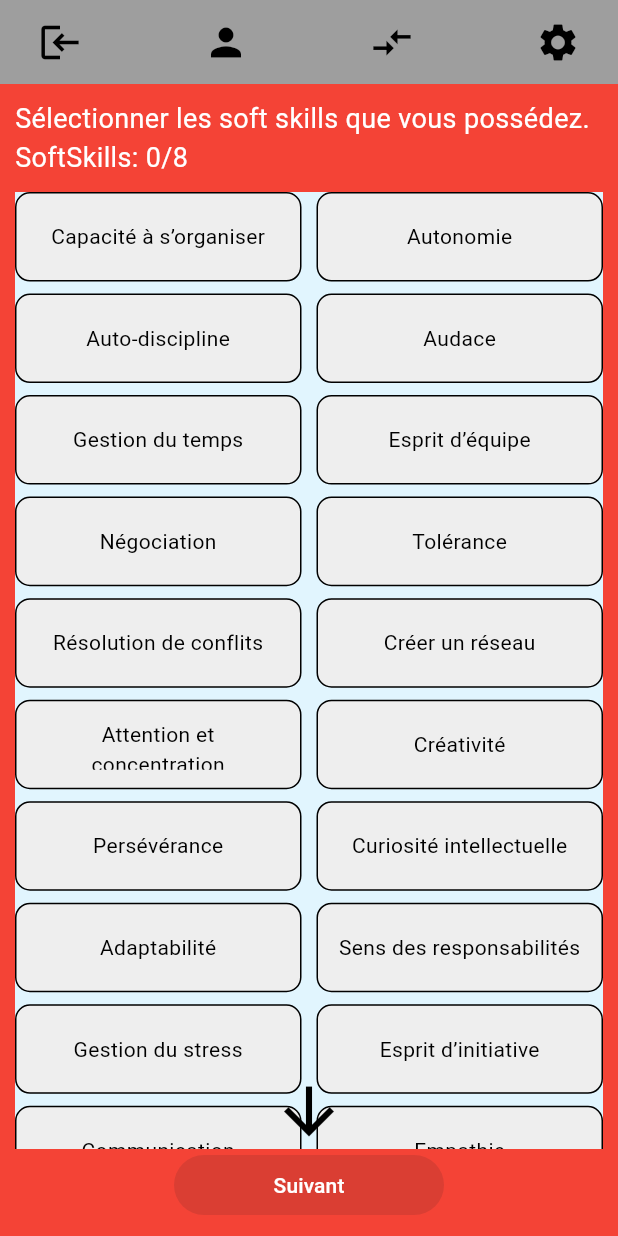
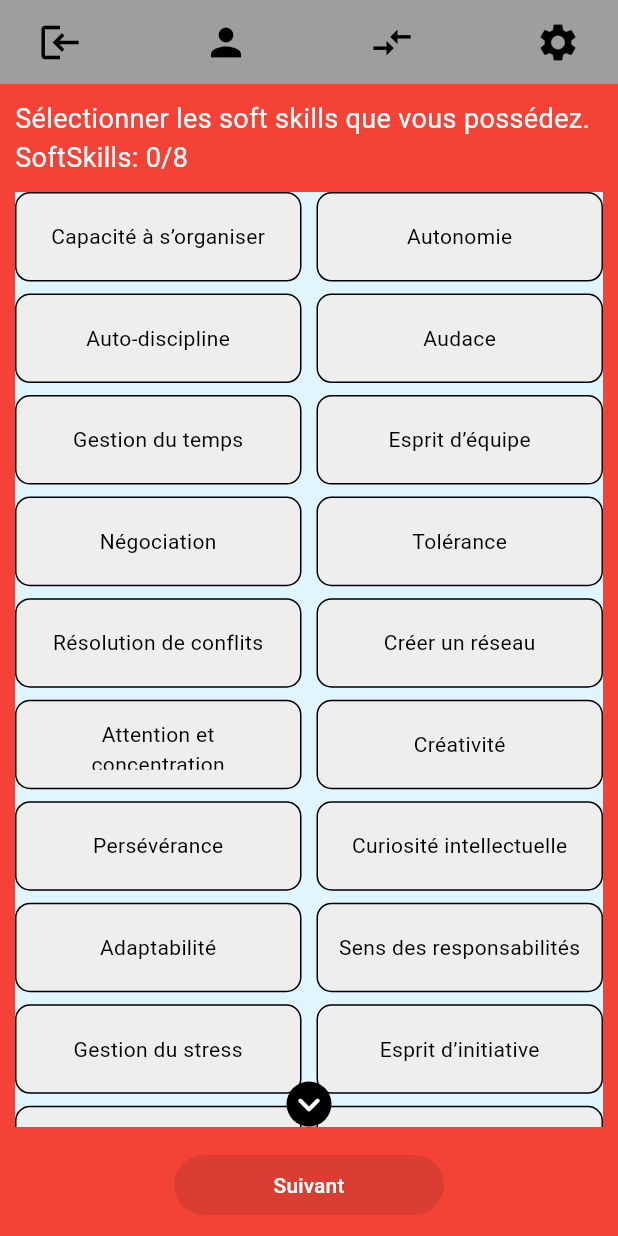
Before and after one commit to algosup/2023-2024-project-5-flutter-team-7, a Flutter app: the screen it shows after launch, on a phone screen of 412 x 824 dp. Run offline on Flutter 3.47's test engine with Material 3 defaults, Android fonts, the phone set to English and light mode, and no system bars; our stand-ins replace go_router.

Commit message:
Add hobbies_selection.art
Add the page to enter your hobbies and change the arrow in softskills selection

```diff
--- a/src/adopteuncandidat/lib/routes.dart
+++ b/src/adopteuncandidat/lib/routes.dart
@@ -13,5 +13,12 @@ final GoRouter router = GoRouter(
         return const SoftSkillsSelectionLayout();
       },
     ),
+    GoRoute(
+      name: 'hobbies',
+      path: '/hobbies',
+      builder: (BuildContext context, GoRouterState state) {
+        return const HobbiesSelectionLayout();
+      },
+    )
   ]
 );
--- a/src/adopteuncandidat/lib/soft_skills_selection.dart
+++ b/src/adopteuncandidat/lib/soft_skills_selection.dart
@@ -1,6 +1,5 @@
-import 'package:flutter/cupertino.dart';
 import 'package:flutter/material.dart';
-import 'package:flutter/widgets.dart';
+import 'package:go_router/go_router.dart';
 
 class SoftSkillsSelectionScreen extends StatefulWidget {
   const SoftSkillsSelectionScreen({super.key});
@@ -132,10 +131,16 @@ class _SoftSkillsSelectionScreenState extends State<SoftSkillsSelectionScreen> {
                       child: AnimatedOpacity(
                         opacity: _downArrowOpacity,
                         duration: const Duration(milliseconds: 500),
+                        child: Container(
+                          decoration: const BoxDecoration(
+                            color: Colors.black,
+                            shape: BoxShape.circle,
+                          ),
                           child: const Icon(
-                          Icons.arrow_downward,
-                          color: Colors.black,
-                          size: 50,
+                            Icons.keyboard_arrow_down_rounded,
+                            color: Colors.white,
+                            size: 30,
+                          ),
                         ),
                       ),
                     ),
@@ -144,26 +149,35 @@ class _SoftSkillsSelectionScreenState extends State<SoftSkillsSelectionScreen> {
                       child: AnimatedOpacity(
                         opacity: _upArrowOpacity,
                         duration: const Duration(milliseconds: 500),
+                        child: Container(
+                          decoration: const BoxDecoration(
+                            color: Colors.black,
+                            shape: BoxShape.circle,
+                          ),
                           child: const Icon(
-                          Icons.arrow_upward,
-                          color: Colors.black,
-                          size: 50,
+                            Icons.keyboard_arrow_up_rounded,
+                            color: Colors.white,
+                            size: 30,
+                          ),
                         ),
                       ),
                     ),
                   ],
                 ),
               ),
-              SizedBox(
+              Padding(
+                padding: const EdgeInsets.only(top: 15.0),
+                child: SizedBox(
                   width: 180,
                   child: ElevatedButton(
                     onPressed: _selectedCount > 0 ? () {
-                    // Handle button press
+                      context.go('/hobbies');
                     } : null,
                     style: ElevatedButton.styleFrom(
                       backgroundColor: Colors.black,
                     ),
                     child: const Text('Suivant', style: TextStyle(color: Colors.white)),
+                  ),
                 ),
               ),
             ],
```
Also changed, not shown: src/adopteuncandidat/lib/hobbies_selection.dart (added, +144 -0 lines), src/adopteuncandidat/lib/main.dart (+64 -0 lines). Lines whose indentation alone changed are shown as unchanged.
